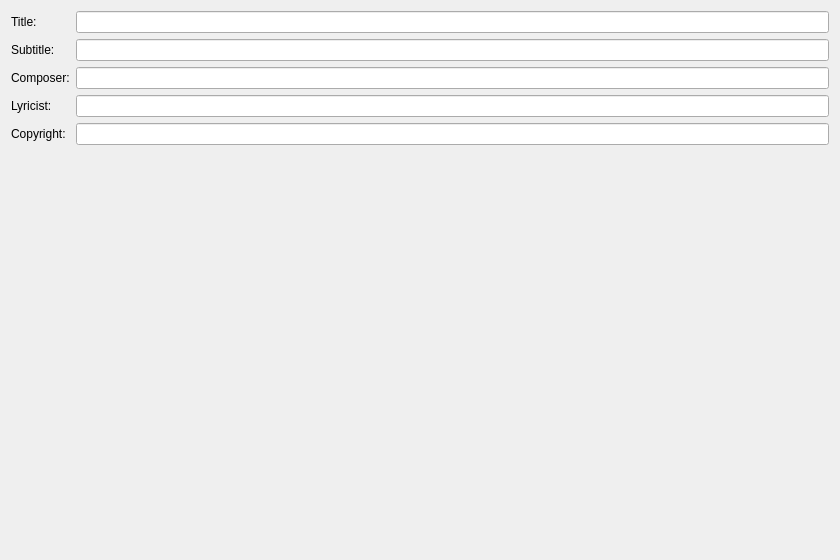
First picture: the form in mscore/newwizard.ui, repository neGjodsbol/myScore, before the edit.
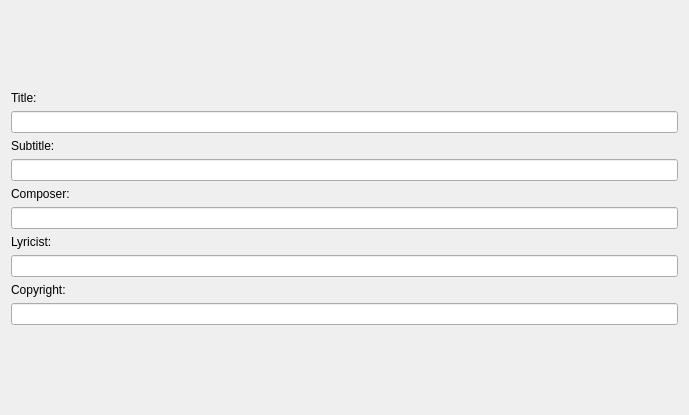
Second picture: the form after the edit.

```diff
--- a/mscore/newwizard.ui
+++ b/mscore/newwizard.ui
@@ -6,23 +6,22 @@
    <rect>
     <x>0</x>
     <y>0</y>
-    <width>840</width>
-    <height>560</height>
+    <width>689</width>
+    <height>415</height>
    </rect>
   </property>
   <property name="windowTitle">
    <string/>
   </property>
   <layout class="QGridLayout">
-   <item row="0" column="0">
-    <widget class="QLabel" name="label">
-     <property name="text">
-      <string>Title:</string>
-     </property>
-    </widget>
-   </item>
-   <item row="0" column="1">
+   <item row="2" column="1">
     <widget class="QLineEdit" name="title">
+     <property name="maximumSize">
+      <size>
+       <width>800</width>
+       <height>16777215</height>
+      </size>
+     </property>
      <property name="accessibleName">
       <string>Title</string>
      </property>
@@ -31,15 +30,14 @@
      </property>
     </widget>
    </item>
-   <item row="1" column="0">
-    <widget class="QLabel" name="label_2">
-     <property name="text">
-      <string>Subtitle:</string>
-     </property>
-    </widget>
-   </item>
-   <item row="1" column="1">
+   <item row="4" column="1">
     <widget class="QLineEdit" name="subtitle">
+     <property name="maximumSize">
+      <size>
+       <width>800</width>
+       <height>16777215</height>
+      </size>
+     </property>
      <property name="accessibleName">
       <string>Subtitle</string>
      </property>
@@ -48,15 +46,14 @@
      </property>
     </widget>
    </item>
-   <item row="2" column="0">
-    <widget class="QLabel" name="label_3">
-     <property name="text">
-      <string>Composer:</string>
-     </property>
-    </widget>
-   </item>
-   <item row="2" column="1">
+   <item row="6" column="1">
     <widget class="QLineEdit" name="composer">
+     <property name="maximumSize">
+      <size>
+       <width>800</width>
+       <height>16777215</height>
+      </size>
+     </property>
      <property name="accessibleName">
       <string>Composer</string>
      </property>
@@ -65,15 +62,30 @@
      </property>
     </widget>
    </item>
-   <item row="3" column="0">
-    <widget class="QLabel" name="label_4">
-     <property name="text">
-      <string>Lyricist:</string>
+   <item row="10" column="1">
+    <widget class="QLineEdit" name="copyright">
+     <property name="maximumSize">
+      <size>
+       <width>800</width>
+       <height>16777215</height>
+      </size>
+     </property>
+     <property name="accessibleName">
+      <string>Copyright</string>
+     </property>
+     <property name="accessibleDescription">
+      <string>Insert copyright here</string>
      </property>
     </widget>
    </item>
-   <item row="3" column="1">
+   <item row="8" column="1">
     <widget class="QLineEdit" name="poet">
+     <property name="maximumSize">
+      <size>
+       <width>800</width>
+       <height>16777215</height>
+      </size>
+     </property>
      <property name="accessibleName">
       <string>Lyricist</string>
      </property>
@@ -82,25 +94,56 @@
      </property>
     </widget>
    </item>
-   <item row="4" column="0">
+   <item row="11" column="1">
+    <spacer>
+     <property name="orientation">
+      <enum>Qt::Vertical</enum>
+     </property>
+     <property name="sizeHint" stdset="0">
+      <size>
+       <width>20</width>
+       <height>40</height>
+      </size>
+     </property>
+    </spacer>
+   </item>
+   <item row="1" column="1">
+    <widget class="QLabel" name="label">
+     <property name="text">
+      <string>Title:</string>
+     </property>
+    </widget>
+   </item>
+   <item row="9" column="1">
     <widget class="QLabel" name="label_5">
      <property name="text">
       <string>Copyright:</string>
      </property>
     </widget>
    </item>
-   <item row="4" column="1">
-    <widget class="QLineEdit" name="copyright">
-     <property name="accessibleName">
-      <string>Copyright</string>
+   <item row="5" column="1">
+    <widget class="QLabel" name="label_3">
+     <property name="text">
+      <string>Composer:</string>
      </property>
-     <property name="accessibleDescription">
-      <string>Insert copyright here</string>
+    </widget>
+   </item>
+   <item row="7" column="1">
+    <widget class="QLabel" name="label_4">
+     <property name="text">
+      <string>Lyricist:</string>
      </property>
     </widget>
    </item>
-   <item row="5" column="0">
-    <spacer>
+   <item row="3" column="1">
+    <widget class="QLabel" name="label_2">
+     <property name="text">
+      <string>Subtitle:</string>
+     </property>
+    </widget>
+   </item>
+   <item row="0" column="1">
+    <spacer name="verticalSpacer">
      <property name="orientation">
       <enum>Qt::Vertical</enum>
      </property>
```
